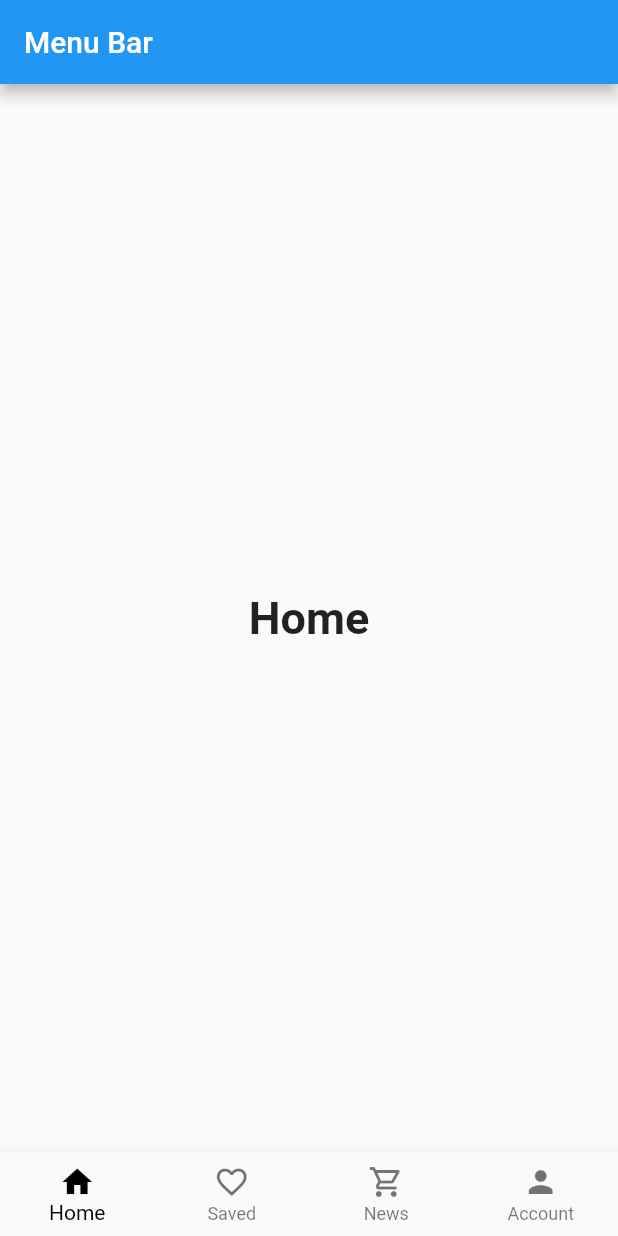
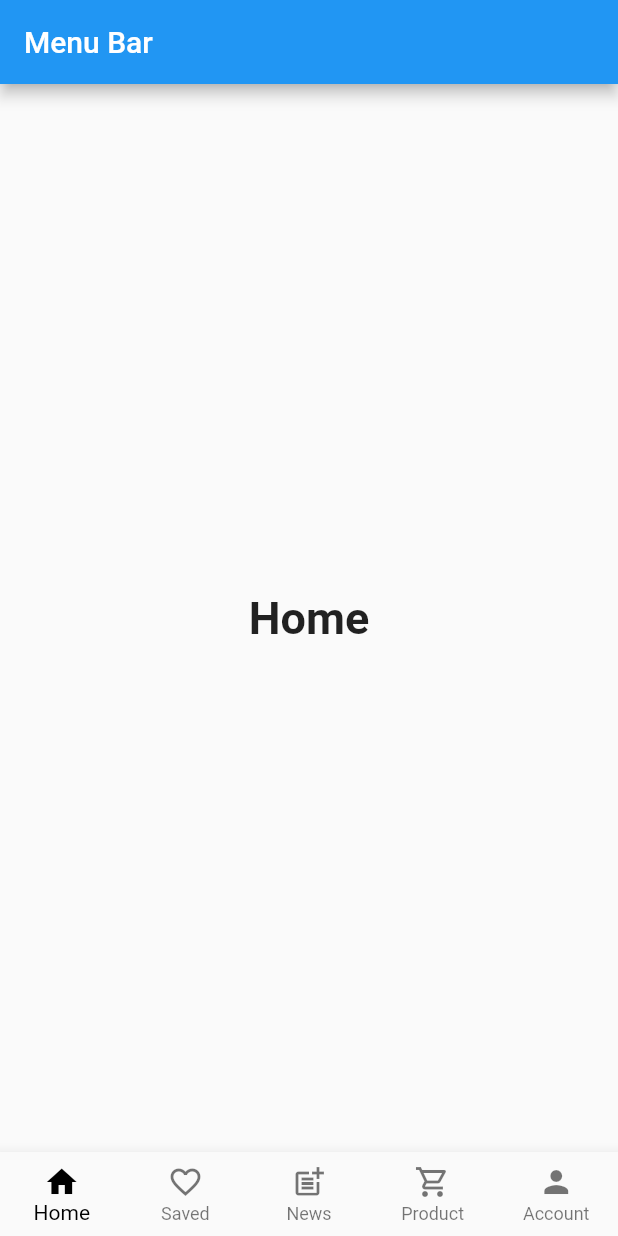
Before and after one commit to tienle07/Second-and_App, a Flutter app: the screen it shows after launch, on a phone screen of 412 x 824 dp. Run offline on Flutter 3.47's test engine with Material 2 defaults, Android fonts, the phone set to English and light mode, and no system bars.

Commit message:
update footer menu

```diff
--- a/lib/main.dart
+++ b/lib/main.dart
@@ -41,6 +41,10 @@ class _MyHomePageState extends State<MyHomePage> {
       style: optionStyle,
     ),
     Text(
+      'News',
+      style: optionStyle,
+    ),
+    Text(
       'Product',
       style: optionStyle,
     ),
@@ -59,6 +63,7 @@ class _MyHomePageState extends State<MyHomePage> {
   @override
   Widget build(BuildContext context) {
     return Scaffold(
+
       appBar: AppBar(
         title: const Text('Menu Bar'),
       ),
@@ -78,8 +83,12 @@ class _MyHomePageState extends State<MyHomePage> {
             label: 'Saved',
           ),
           BottomNavigationBarItem(
+            icon: Icon(Icons.post_add_outlined),
+            label: 'News',
+          ),
+          BottomNavigationBarItem(
             icon: Icon(Icons.shopping_cart_outlined),
-            label: 'News',
+            label: 'Product',
           ),
           BottomNavigationBarItem(
             icon: Icon(Icons.person),
```
